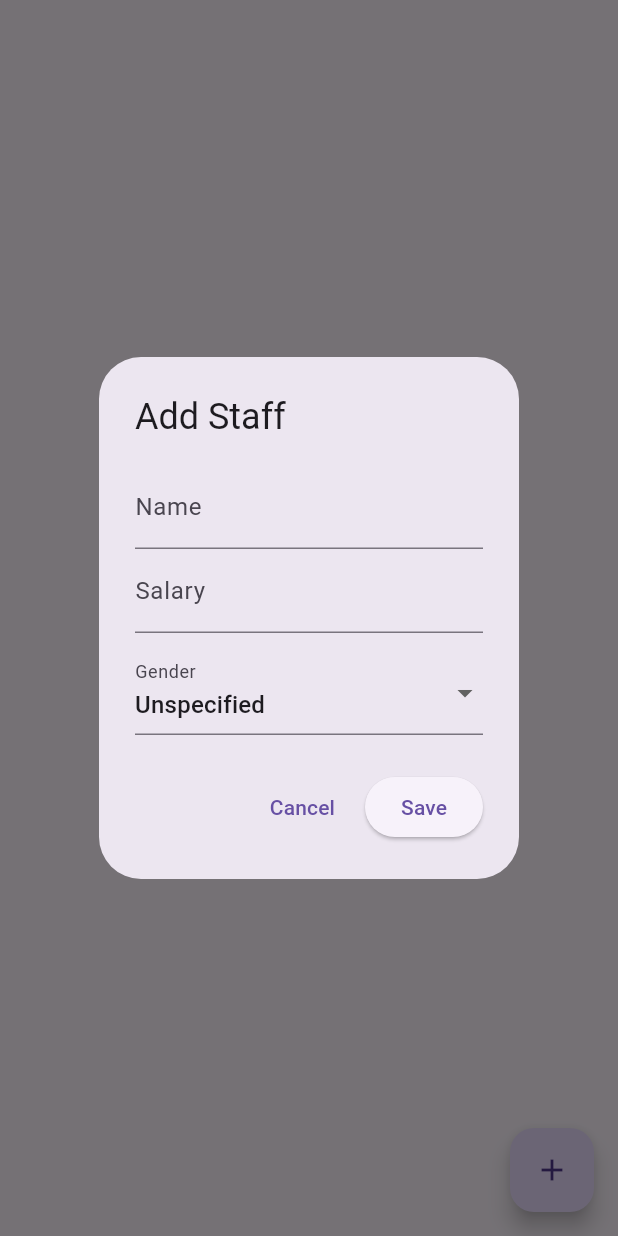
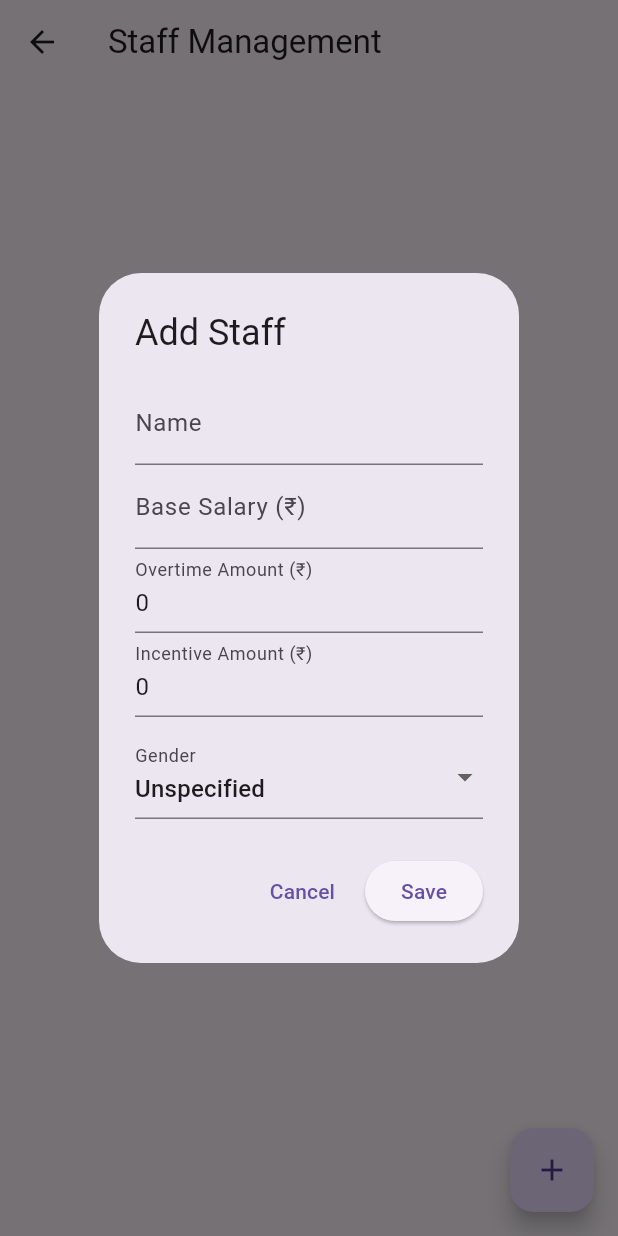
Before and after one commit to SangeethKumarPG/billing_software_poc, a Flutter app: the StaffPage screen opened directly, after a tap on the "add" icon, on a phone screen of 412 x 824 dp. Run offline on Flutter 3.47's test engine with Material 3 defaults, Android fonts, the phone set to English and light mode, and no system bars; our stand-ins replace fl_chart, printing, sqflite, sqflite_common_ffi, sqflite_common_ffi_web; missing offline and left inert: esc_pos_printer_plus, esc_pos_utils_plus; accounts and stored records are empty.

Commit message:
adding purchase report and overtime, bug fixing in staff page

```diff
--- a/lib/db/db_helper.dart
+++ b/lib/db/db_helper.dart
@@ -24,7 +24,7 @@ class DBHelper {
     _db = await databaseFactory.openDatabase(
       dbPath,
       options: OpenDatabaseOptions(
-        version: 4, // incremented for new table
+        version: 5, // incremented for new table
         onCreate: (db, version) async {
           await _createTables(db);
         },
@@ -58,6 +58,8 @@ class DBHelper {
         id INTEGER PRIMARY KEY AUTOINCREMENT,
         name TEXT,
         salary REAL,
+        overtime REAL DEFAULT 0,
+        incentive REAL DEFAULT 0,
         gender TEXT
       )
     ''');
--- a/lib/models/staff.dart
+++ b/lib/models/staff.dart
@@ -2,21 +2,34 @@ class Staff {
   int? id;
   String name;
   double salary;
+  double overtime;
+  double incentive;
   String gender;
 
-  Staff({this.id, required this.name, required this.salary, required this.gender});
+  Staff({
+    this.id,
+    required this.name,
+    required this.salary,
+    this.overtime = 0.0,
+    this.incentive = 0.0,
+    required this.gender,
+  });
 
   Map<String, dynamic> toMap() => {
         "id": id,
         "name": name,
         "salary": salary,
-        "gender" : gender
+        "overtime": overtime,
+        "incentive": incentive,
+        "gender": gender,
       };
 
   factory Staff.fromMap(Map<String, dynamic> map) => Staff(
         id: map["id"] as int?,
         name: map["name"],
         salary: (map["salary"] as num).toDouble(),
-        gender : map["gender"] ?? "Unspecified"
+        overtime: (map["overtime"] ?? 0).toDouble(),
+        incentive: (map["incentive"] ?? 0).toDouble(),
+        gender: map["gender"] ?? "Unspecified",
       );
 }
--- a/lib/pages/create_bill_page.dart
+++ b/lib/pages/create_bill_page.dart
@@ -64,7 +64,9 @@ class _CreateBillPageState extends State<CreateBillPage> {
       final updated = Staff(
         id: staff.id,
         name: staff.name,
-        salary: staff.salary + 60, // add ₹60 overtime
+        salary: staff.salary,
+        overtime: staff.overtime + 60,
+        incentive: staff.incentive,
         gender: staff.gender,
       );
       await DBHelper.updateStaff(updated);
--- a/lib/pages/staff_page.dart
+++ b/lib/pages/staff_page.dart
@@ -26,6 +26,8 @@ class _StaffPageState extends State<StaffPage> {
   Future<void> _showDialog([Staff? staff]) async {
     final nameC = TextEditingController(text: staff?.name ?? "");
     final salaryC = TextEditingController(text: staff?.salary.toString() ?? "");
+    final overtimeC = TextEditingController(text: staff?.overtime.toString() ?? "0");
+    final incentiveC = TextEditingController(text: staff?.incentive.toString() ?? "0");
     String selectedGender = staff?.gender ?? "Unspecified";
 
     await showDialog(
@@ -38,11 +40,23 @@ class _StaffPageState extends State<StaffPage> {
             children: [
               TextField(
                 controller: nameC,
-                  decoration: const InputDecoration(labelText: "Name")),
+                decoration: const InputDecoration(labelText: "Name"),
+              ),
               TextField(
                 controller: salaryC,
-                  decoration: const InputDecoration(labelText: "Salary"),
-                  keyboardType: TextInputType.number),
+                decoration: const InputDecoration(labelText: "Base Salary (₹)"),
+                keyboardType: TextInputType.number,
+              ),
+              TextField(
+                controller: overtimeC,
+                decoration: const InputDecoration(labelText: "Overtime Amount (₹)"),
+                keyboardType: TextInputType.number,
+              ),
+              TextField(
+                controller: incentiveC,
+                decoration: const InputDecoration(labelText: "Incentive Amount (₹)"),
+                keyboardType: TextInputType.number,
+              ),
               const SizedBox(height: 12),
               DropdownButtonFormField<String>(
                 value: selectedGender,
@@ -60,24 +74,30 @@ class _StaffPageState extends State<StaffPage> {
         actions: [
           TextButton(
             onPressed: () => Navigator.pop(context),
-              child: const Text("Cancel")),
+            child: const Text("Cancel"),
+          ),
           ElevatedButton(
             onPressed: () async {
               final s = Staff(
                 id: staff?.id,
                 name: nameC.text.trim(),
                 salary: double.tryParse(salaryC.text) ?? 0.0,
+                overtime: double.tryParse(overtimeC.text) ?? 0.0,
+                incentive: double.tryParse(incentiveC.text) ?? 0.0,
                 gender: selectedGender,
               );
+
               if (staff == null) {
                 await DBHelper.insertStaff(s);
               } else {
                 await DBHelper.updateStaff(s);
               }
+
               Navigator.pop(context);
               _loadStaff();
             },
-              child: const Text("Save"))
+            child: const Text("Save"),
+          )
         ],
       ),
     );
@@ -86,30 +106,49 @@ class _StaffPageState extends State<StaffPage> {
   @override
   Widget build(BuildContext context) {
     return Scaffold(
+      appBar: AppBar(title: const Text("Staff Management")),
       body: _staff.isEmpty
           ? const Center(child: Text("No staff added yet"))
           : ListView.builder(
               itemCount: _staff.length,
               itemBuilder: (_, i) {
                 final s = _staff[i];
-                return ListTile(
+                final totalPay = s.salary + s.overtime + s.incentive;
+
+                return Card(
+                  margin: const EdgeInsets.symmetric(horizontal: 12, vertical: 6),
+                  elevation: 2,
+                  child: ListTile(
                     leading: const Icon(Icons.person, color: Colors.indigo),
-                  title: Text(s.name),
-                  subtitle: Text(
-                      "Salary: ₹${s.salary.toStringAsFixed(2)} • Gender: ${s.gender}"),
+                    title: Text(s.name, style: const TextStyle(fontWeight: FontWeight.bold)),
+                    subtitle: Column(
+                      crossAxisAlignment: CrossAxisAlignment.start,
+                      children: [
+                        Text("Gender: ${s.gender}"),
+                        Text("Base Salary: ₹${s.salary.toStringAsFixed(2)}"),
+                        Text("Overtime: ₹${s.overtime.toStringAsFixed(2)}"),
+                        Text("Incentive: ₹${s.incentive.toStringAsFixed(2)}"),
+                        const SizedBox(height: 4),
+                        Text("Total Pay: ₹${totalPay.toStringAsFixed(2)}",
+                            style: const TextStyle(fontWeight: FontWeight.bold)),
+                      ],
+                    ),
                     trailing: Row(
                       mainAxisSize: MainAxisSize.min,
                       children: [
                         IconButton(
                           icon: const Icon(Icons.edit),
-                          onPressed: () => _showDialog(s)),
+                          onPressed: () => _showDialog(s),
+                        ),
                         IconButton(
                           icon: const Icon(Icons.delete),
                           onPressed: () async {
                             await DBHelper.deleteStaff(s.id!);
                             _loadStaff();
-                          }),
+                          },
+                        ),
                       ],
+                    ),
                   ),
                 );
               },
```
Lines whose indentation alone changed are shown as unchanged.
